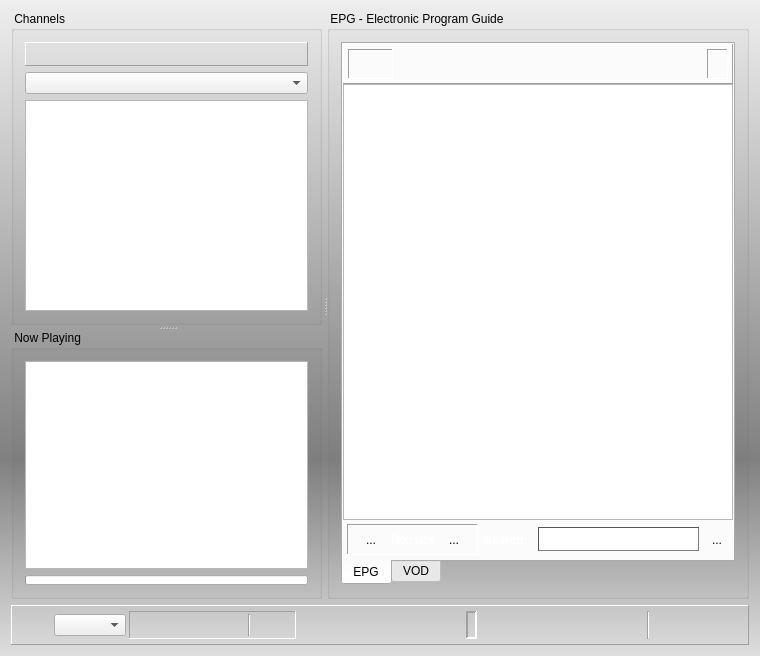
Old version of the form vlc-record/forms/recorder.ui in the repository code-google-com/vlc-record.
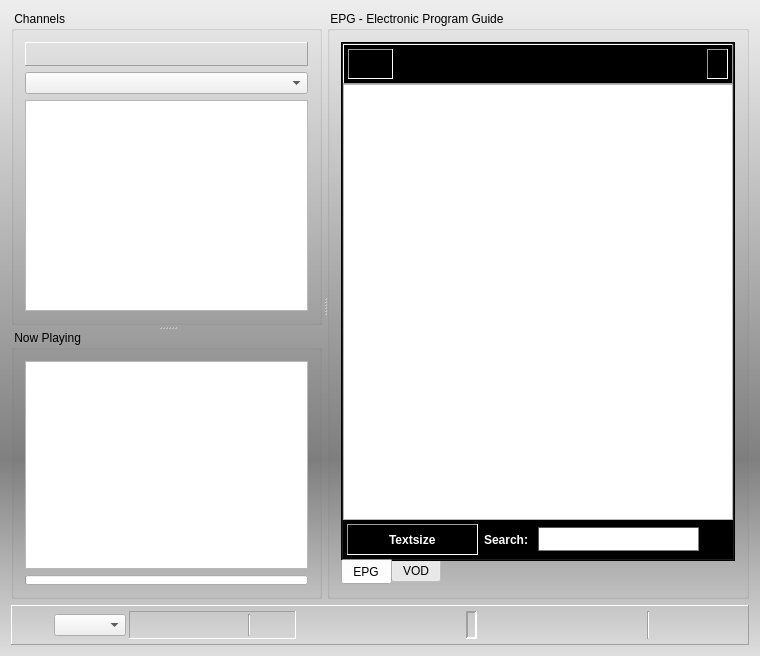
New version of the form. Icons and pictures are not drawn. Custom widgets are drawn as their Qt base class.

```diff
--- a/vlc-record/forms/recorder.ui
+++ b/vlc-record/forms/recorder.ui
@@ -213,10 +213,9 @@
        <item>
         <widget class="QTabWidget" name="tabEpgVod">
          <property name="styleSheet">
-          <string notr="true">QTabWidget#tabEpgVod::pane {
-backgrund: #f00;
-}
-</string>
+          <string notr="true">QTabWidget#tabEpgVod {
+background-color: qlineargradient(spread:pad, x1:0, y1:0, x2:0, y2:1, stop:0 #eee, stop:0.7 grey, stop:1 #dedede);
+}</string>
          </property>
          <property name="tabPosition">
           <enum>QTabWidget::South</enum>
```
